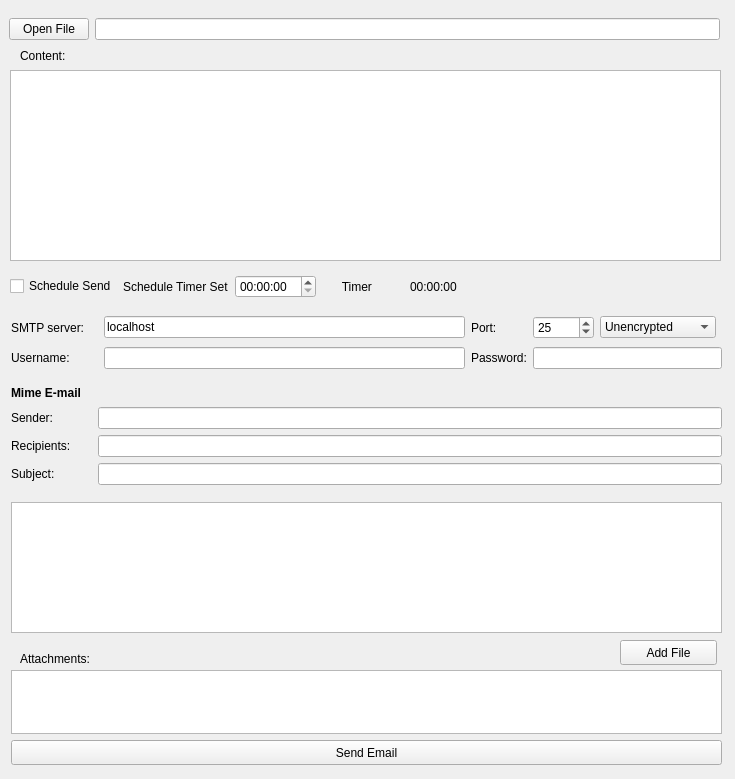
Above: demos/demo2/sendemail.ui from pans0ul/SimpleMailClient before the change. Below: the same form after it.
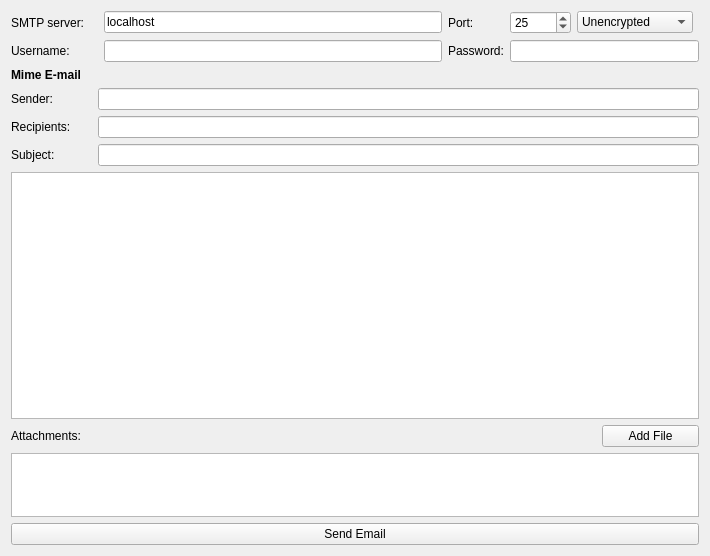
That is the form after the change.

```diff
--- a/demos/demo2/sendemail.ui
+++ b/demos/demo2/sendemail.ui
@@ -6,171 +6,38 @@
    <rect>
     <x>0</x>
     <y>0</y>
-    <width>735</width>
-    <height>779</height>
+    <width>710</width>
+    <height>556</height>
    </rect>
   </property>
   <property name="windowTitle">
    <string>Form</string>
   </property>
-  <widget class="QLabel" name="label_3">
-   <property name="geometry">
-    <rect>
-     <x>20</x>
-     <y>650</y>
-     <width>75</width>
-     <height>17</height>
-    </rect>
-   </property>
-   <property name="text">
-    <string>Attachments:</string>
-   </property>
-  </widget>
-  <widget class="QListWidget" name="attachments">
-   <property name="geometry">
-    <rect>
-     <x>11</x>
-     <y>670</y>
-     <width>711</width>
-     <height>64</height>
-    </rect>
-   </property>
-   <property name="maximumSize">
-    <size>
-     <width>16777215</width>
-     <height>64</height>
-    </size>
-   </property>
-  </widget>
-  <widget class="QLabel" name="label_7">
-   <property name="geometry">
-    <rect>
-     <x>11</x>
-     <y>384</y>
-     <width>74</width>
-     <height>17</height>
-    </rect>
-   </property>
-   <property name="font">
-    <font>
-     <bold>true</bold>
-    </font>
-   </property>
-   <property name="text">
-    <string>Mime E-mail</string>
-   </property>
-  </widget>
-  <widget class="QPushButton" name="sendEmail">
-   <property name="geometry">
-    <rect>
-     <x>11</x>
-     <y>740</y>
-     <width>711</width>
-     <height>25</height>
-    </rect>
-   </property>
-   <property name="text">
-    <string>Send Email</string>
-   </property>
-  </widget>
-  <widget class="QTextEdit" name="texteditor">
-   <property name="geometry">
-    <rect>
-     <x>11</x>
-     <y>502</y>
-     <width>711</width>
-     <height>131</height>
-    </rect>
-   </property>
-   <property name="textInteractionFlags">
-    <set>Qt::TextInteractionFlag::LinksAccessibleByKeyboard|Qt::TextInteractionFlag::LinksAccessibleByMouse|Qt::TextInteractionFlag::TextBrowserInteraction|Qt::TextInteractionFlag::TextEditable|Qt::TextInteractionFlag::TextEditorInteraction|Qt::TextInteractionFlag::TextSelectableByKeyboard|Qt::TextInteractionFlag::TextSelectableByMouse</set>
-   </property>
-  </widget>
-  <widget class="QPushButton" name="addAttachment">
-   <property name="geometry">
-    <rect>
-     <x>620</x>
-     <y>640</y>
-     <width>97</width>
-     <height>25</height>
-    </rect>
-   </property>
-   <property name="minimumSize">
-    <size>
-     <width>97</width>
-     <height>0</height>
-    </size>
-   </property>
-   <property name="maximumSize">
-    <size>
-     <width>97</width>
-     <height>16777215</height>
-    </size>
-   </property>
-   <property name="text">
-    <string>Add File</string>
-   </property>
-  </widget>
-  <widget class="QLabel" name="label_12">
-   <property name="geometry">
-    <rect>
-     <x>20</x>
-     <y>47</y>
-     <width>47</width>
-     <height>17</height>
-    </rect>
-   </property>
-   <property name="text">
-    <string>Content:</string>
-   </property>
-  </widget>
-  <widget class="QTextBrowser" name="utextBrowser">
-   <property name="geometry">
-    <rect>
-     <x>10</x>
-     <y>70</y>
-     <width>711</width>
-     <height>191</height>
-    </rect>
-   </property>
-  </widget>
-  <widget class="QWidget" name="layoutWidget">
-   <property name="geometry">
-    <rect>
-     <x>11</x>
-     <y>314</y>
-     <width>711</width>
-     <height>59</height>
-    </rect>
-   </property>
+  <layout class="QGridLayout" name="gridLayout_2">
+   <item row="0" column="0" colspan="2">
    <layout class="QGridLayout" name="gridLayout">
-    <item row="1" column="2">
-     <widget class="QLabel" name="label_2">
-      <property name="minimumSize">
-       <size>
-        <width>34</width>
-        <height>17</height>
-       </size>
-      </property>
-      <property name="maximumSize">
-       <size>
-        <width>34</width>
-        <height>17</height>
-       </size>
-      </property>
+     <item row="0" column="1">
+      <widget class="QLineEdit" name="host">
       <property name="text">
-       <string>Port:</string>
+        <string>localhost</string>
       </property>
      </widget>
     </item>
-    <item row="2" column="2">
-     <widget class="QLabel" name="label_6">
+     <item row="1" column="0">
+      <widget class="QLabel" name="label_5">
       <property name="text">
-       <string>Password:</string>
+        <string>Username:</string>
       </property>
      </widget>
     </item>
-    <item row="1" column="3">
+     <item row="1" column="3" colspan="3">
+      <widget class="QLineEdit" name="password">
+       <property name="echoMode">
+        <enum>QLineEdit::Password</enum>
+       </property>
+      </widget>
+     </item>
+     <item row="0" column="3">
      <widget class="QSpinBox" name="port">
       <property name="minimum">
        <number>1</number>
@@ -183,7 +50,33 @@
       </property>
      </widget>
     </item>
-    <item row="1" column="0">
+     <item row="0" column="2">
+      <widget class="QLabel" name="label_2">
+       <property name="minimumSize">
+        <size>
+         <width>34</width>
+         <height>17</height>
+        </size>
+       </property>
+       <property name="maximumSize">
+        <size>
+         <width>34</width>
+         <height>17</height>
+        </size>
+       </property>
+       <property name="text">
+        <string>Port:</string>
+       </property>
+      </widget>
+     </item>
+     <item row="1" column="2">
+      <widget class="QLabel" name="label_6">
+       <property name="text">
+        <string>Password:</string>
+       </property>
+      </widget>
+     </item>
+     <item row="0" column="0">
      <widget class="QLabel" name="label">
       <property name="minimumSize">
        <size>
@@ -203,20 +96,9 @@
      </widget>
     </item>
     <item row="1" column="1">
-     <widget class="QLineEdit" name="host">
-      <property name="text">
-       <string>localhost</string>
-      </property>
-     </widget>
-    </item>
-    <item row="2" column="3" colspan="3">
-     <widget class="QLineEdit" name="password">
-      <property name="echoMode">
-       <enum>QLineEdit::EchoMode::Password</enum>
-      </property>
-     </widget>
-    </item>
-    <item row="1" column="4">
+      <widget class="QLineEdit" name="username"/>
+     </item>
+     <item row="0" column="4">
      <widget class="QComboBox" name="security">
       <item>
        <property name="text">
@@ -235,27 +117,21 @@
       </item>
      </widget>
     </item>
-    <item row="2" column="0">
-     <widget class="QLabel" name="label_5">
-      <property name="text">
-       <string>Username:</string>
-      </property>
-     </widget>
-    </item>
-    <item row="2" column="1">
-     <widget class="QLineEdit" name="username"/>
-    </item>
-   </layout>
-  </widget>
-  <widget class="QWidget" name="layoutWidget">
-   <property name="geometry">
-    <rect>
-     <x>11</x>
-     <y>407</y>
-     <width>711</width>
-     <height>89</height>
-    </rect>
-   </property>
+    </layout>
+   </item>
+   <item row="1" column="0">
+    <widget class="QLabel" name="label_7">
+     <property name="font">
+      <font>
+       <bold>true</bold>
+      </font>
+     </property>
+     <property name="text">
+      <string>Mime E-mail</string>
+     </property>
+    </widget>
+   </item>
+   <item row="2" column="0" colspan="2">
    <layout class="QFormLayout" name="formLayout">
     <item row="0" column="0">
      <widget class="QLabel" name="label_8">
@@ -324,88 +200,58 @@
      <widget class="QLineEdit" name="subject"/>
     </item>
    </layout>
-  </widget>
-  <widget class="QWidget" name="layoutWidget">
-   <property name="geometry">
-    <rect>
-     <x>9</x>
-     <y>14</y>
-     <width>711</width>
-     <height>31</height>
-    </rect>
-   </property>
-   <layout class="QHBoxLayout" name="horizontalLayout">
-    <item>
-     <widget class="QPushButton" name="openFile">
-      <property name="text">
-       <string>Open File</string>
-      </property>
-     </widget>
-    </item>
-    <item>
-     <widget class="QLineEdit" name="uFilePath"/>
-    </item>
-   </layout>
-  </widget>
-  <widget class="QWidget" name="layoutWidget">
-   <property name="geometry">
-    <rect>
-     <x>10</x>
-     <y>271</y>
-     <width>481</width>
-     <height>31</height>
-    </rect>
-   </property>
-   <layout class="QHBoxLayout" name="horizontalLayout_2">
-    <item>
-     <widget class="QCheckBox" name="checkBox">
+   </item>
+   <item row="3" column="0" colspan="2">
+    <widget class="QTextEdit" name="texteditor">
+     <property name="textInteractionFlags">
+      <set>Qt::LinksAccessibleByKeyboard|Qt::LinksAccessibleByMouse|Qt::TextBrowserInteraction|Qt::TextEditable|Qt::TextEditorInteraction|Qt::TextSelectableByKeyboard|Qt::TextSelectableByMouse</set>
+     </property>
+    </widget>
+   </item>
+   <item row="4" column="0">
+    <widget class="QLabel" name="label_3">
       <property name="text">
-       <string>Schedule Send</string>
+      <string>Attachments:</string>
       </property>
      </widget>
     </item>
-    <item>
-     <widget class="QLabel" name="ScheduleTimer">
+   <item row="4" column="1">
+    <widget class="QPushButton" name="addAttachment">
+     <property name="minimumSize">
+      <size>
+       <width>97</width>
+       <height>0</height>
+      </size>
+     </property>
+     <property name="maximumSize">
+      <size>
+       <width>97</width>
+       <height>16777215</height>
+      </size>
+     </property>
       <property name="text">
-       <string>Schedule Timer Set</string>
+      <string>Add File</string>
       </property>
      </widget>
     </item>
-    <item>
-     <widget class="QTimeEdit" name="utimeEdit">
-      <property name="displayFormat">
-       <string>HH:mm:ss</string>
+   <item row="5" column="0" colspan="2">
+    <widget class="QListWidget" name="attachments">
+     <property name="maximumSize">
+      <size>
+       <width>16777215</width>
+       <height>64</height>
+      </size>
       </property>
      </widget>
     </item>
-    <item>
-     <widget class="QLabel" name="label_11">
+   <item row="6" column="0" colspan="2">
+    <widget class="QPushButton" name="sendEmail">
       <property name="text">
-       <string>      Timer</string>
+      <string>Send Email</string>
       </property>
      </widget>
     </item>
-    <item>
-     <widget class="QLabel" name="label_4">
-      <property name="text">
-       <string>00:00:00</string>
-      </property>
-     </widget>
-    </item>
-   </layout>
-  </widget>
-  <zorder>layoutWidget</zorder>
-  <zorder>layoutWidget</zorder>
-  <zorder>layoutWidget</zorder>
-  <zorder>layoutWidget</zorder>
-  <zorder>label_3</zorder>
-  <zorder>attachments</zorder>
-  <zorder>label_7</zorder>
-  <zorder>sendEmail</zorder>
-  <zorder>texteditor</zorder>
-  <zorder>addAttachment</zorder>
-  <zorder>label_12</zorder>
-  <zorder>utextBrowser</zorder>
+  </layout>
  </widget>
  <resources/>
  <connections/>
```
Lines whose indentation alone changed are shown as unchanged.
